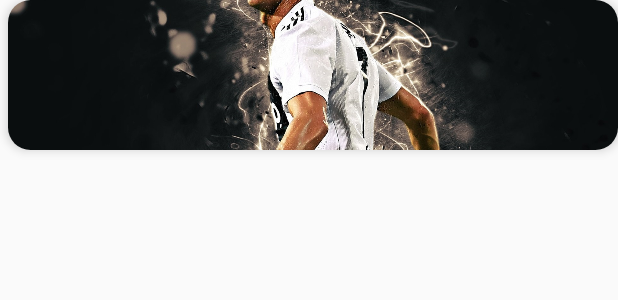
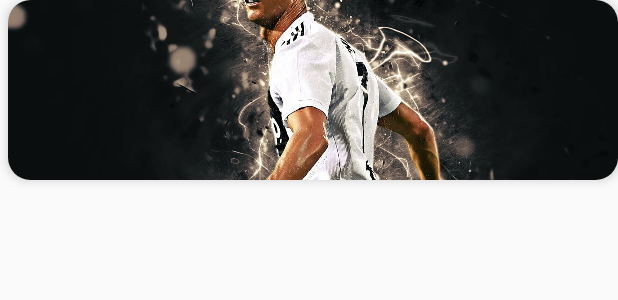
Before and after one commit to goyaljai/CompanySocial, an Android app: the layout content.xml on its own in the app's theme, with its tools: preview values and no code run, on a phone screen of 412 x 824 dp. Shown: the top 300 px of the screen. Run offline under Robolectric (Android 15) with nearby library versions, the phone set to English and light mode, and no system bars.

Commit message:
Updated the height if slider

```diff
--- a/app/src/main/res/layout/content.xml
+++ b/app/src/main/res/layout/content.xml
@@ -7,7 +7,7 @@
 
     <androidx.cardview.widget.CardView
         android:layout_width="match_parent"
-        android:layout_height="100dp"
+        android:layout_height="120dp"
         android:layout_marginLeft="5dp"
         android:clickable="true"
         android:focusable="true"
--- a/app/src/main/res/layout/fragment_category_frag.xml
+++ b/app/src/main/res/layout/fragment_category_frag.xml
@@ -14,7 +14,7 @@
         <androidx.viewpager.widget.ViewPager
             android:id="@+id/slider"
             android:layout_width="match_parent"
-            android:layout_height="150dp"
+            android:layout_height="268dp"
             android:longClickable="true"
             android:paddingTop="1dip"
             android:paddingBottom="1dip">
--- a/app/src/main/res/layout/pager.xml
+++ b/app/src/main/res/layout/pager.xml
@@ -20,7 +20,7 @@
     <androidx.viewpager.widget.ViewPager
         android:id="@+id/pager"
         android:layout_width="match_parent"
-        android:layout_height="200dp"
+        android:layout_height="230dp"
         android:longClickable="true"
         android:paddingTop="10dp"
         android:paddingBottom="10dp"/>
```
